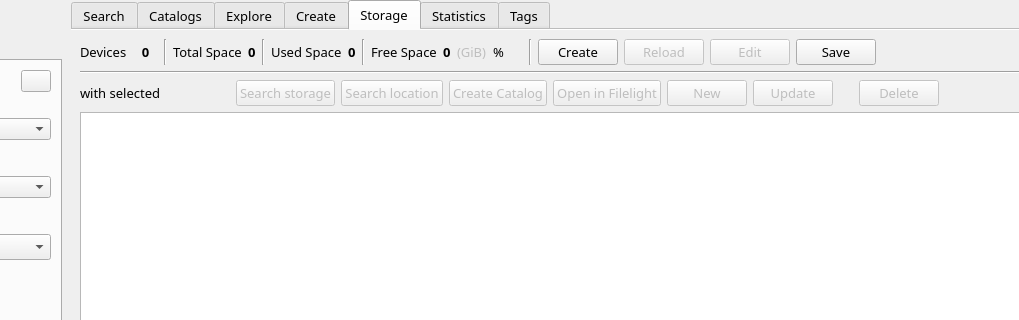
First picture: the form in mainwindow.ui, repository StephaneCouturier/Katalog, before the edit; both pictures show x 174 to 1193 and y 0 to 320 of the 1533 by 774 pixel window.
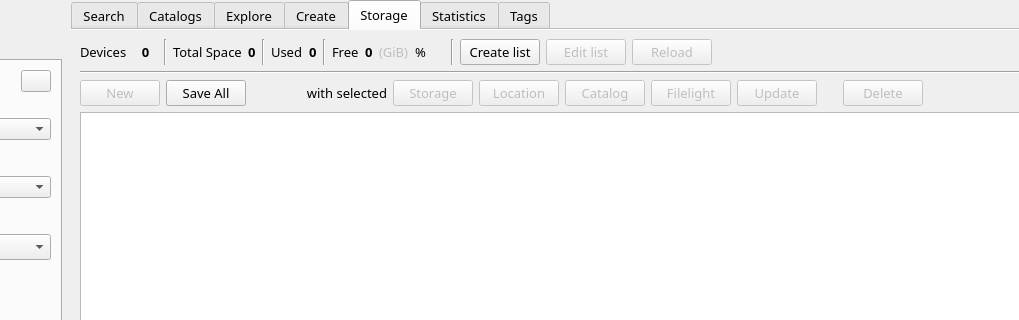
Second picture: the form after the edit. The open tabs and pages were chosen to show the change. Icons and pictures are not drawn. Custom widgets are drawn as their Qt base class.

```diff
--- a/mainwindow.ui
+++ b/mainwindow.ui
@@ -2690,11 +2690,45 @@
         </item>
         <item row="2" column="0">
          <layout class="QHBoxLayout" name="Storage_horizontalLayout_SelectedDevice">
+          <item>
+           <widget class="QPushButton" name="Storage_pushButton_New">
+            <property name="enabled">
+             <bool>false</bool>
+            </property>
+            <property name="toolTip">
+             <string>Add a new storage device</string>
+            </property>
+            <property name="text">
+             <string>New</string>
+            </property>
+            <property name="icon">
+             <iconset theme="folder-new">
+              <normaloff>.</normaloff>.</iconset>
+            </property>
+           </widget>
+          </item>
+          <item>
+           <widget class="QPushButton" name="Storage_pushButton_SaveAll">
+            <property name="enabled">
+             <bool>true</bool>
+            </property>
+            <property name="toolTip">
+             <string>Save changes made directly in the table below</string>
+            </property>
+            <property name="text">
+             <string>Save All</string>
+            </property>
+            <property name="icon">
+             <iconset theme="document-save">
+              <normaloff>.</normaloff>.</iconset>
+            </property>
+           </widget>
+          </item>
           <item>
            <widget class="QLabel" name="Storage_label_WithSelectedStorage">
             <property name="minimumSize">
              <size>
-              <width>150</width>
+              <width>135</width>
               <height>0</height>
              </size>
             </property>
@@ -2707,8 +2741,11 @@
             <property name="text">
              <string>with selected</string>
             </property>
+            <property name="alignment">
+             <set>Qt::AlignRight|Qt::AlignTrailing|Qt::AlignVCenter</set>
+            </property>
             <property name="margin">
-             <number>6</number>
+             <number>4</number>
             </property>
            </widget>
           </item>
@@ -2721,7 +2758,7 @@
              <string>Search files or folders in the selected storage device</string>
             </property>
             <property name="text">
-             <string>Search storage</string>
+             <string>Storage</string>
             </property>
             <property name="icon">
              <iconset theme="edit-find">
@@ -2738,7 +2775,7 @@
              <string>Search files or folders in the selected location</string>
             </property>
             <property name="text">
-             <string>Search location</string>
+             <string>Location</string>
             </property>
             <property name="icon">
              <iconset theme="edit-find">
@@ -2755,7 +2792,7 @@
              <string>Create a new catalog for this device</string>
             </property>
             <property name="text">
-             <string>Create Catalog</string>
+             <string>Catalog</string>
             </property>
             <property name="icon">
              <iconset theme="journal-new">
@@ -2772,7 +2809,7 @@
              <string>Open the path in Filelight</string>
             </property>
             <property name="text">
-             <string>Open in Filelight</string>
+             <string>Filelight</string>
             </property>
             <property name="icon">
              <iconset theme="gparted">
@@ -2780,23 +2817,6 @@
             </property>
            </widget>
           </item>
-          <item>
-           <widget class="QPushButton" name="Storage_pushButton_New">
-            <property name="enabled">
-             <bool>false</bool>
-            </property>
-            <property name="toolTip">
-             <string>Add a new storage device</string>
-            </property>
-            <property name="text">
-             <string>New</string>
-            </property>
-            <property name="icon">
-             <iconset theme="folder-new">
-              <normaloff>.</normaloff>.</iconset>
-            </property>
-           </widget>
-          </item>
           <item>
            <widget class="QPushButton" name="Storage_pushButton_Update">
             <property name="enabled">
@@ -2937,7 +2957,7 @@
           <item>
            <widget class="QLabel" name="Storage_label_SpaceUsedLabel">
             <property name="text">
-             <string>Used Space</string>
+             <string>Used</string>
             </property>
            </widget>
           </item>
@@ -2966,7 +2986,7 @@
           <item>
            <widget class="QLabel" name="Storage_label_SpaceFreeLabel">
             <property name="text">
-             <string>Free Space</string>
+             <string>Free</string>
             </property>
            </widget>
           </item>
@@ -3021,7 +3041,7 @@
              <string>Create a list to add devices</string>
             </property>
             <property name="text">
-             <string>Create</string>
+             <string>Create list</string>
             </property>
             <property name="icon">
              <iconset theme="document-new">
@@ -3029,6 +3049,23 @@
             </property>
            </widget>
           </item>
+          <item>
+           <widget class="QPushButton" name="Storage_pushButton_EditAll">
+            <property name="enabled">
+             <bool>false</bool>
+            </property>
+            <property name="toolTip">
+             <string>Edit the list in a spreadsheet ( tab separated file)</string>
+            </property>
+            <property name="text">
+             <string>Edit list</string>
+            </property>
+            <property name="icon">
+             <iconset theme="document-edit-sign">
+              <normaloff>.</normaloff>.</iconset>
+            </property>
+           </widget>
+          </item>
           <item>
            <widget class="QPushButton" name="Storage_pushButton_Reload">
             <property name="enabled">
@@ -3046,40 +3083,6 @@
             </property>
            </widget>
           </item>
-          <item>
-           <widget class="QPushButton" name="Storage_pushButton_EditAll">
-            <property name="enabled">
-             <bool>false</bool>
-            </property>
-            <property name="toolTip">
-             <string>Edit the list in a spreadsheet ( tab separated file)</string>
-            </property>
-            <property name="text">
-             <string>Edit</string>
-            </property>
-            <property name="icon">
-             <iconset theme="document-edit-sign">
-              <normaloff>.</normaloff>.</iconset>
-            </property>
-           </widget>
-          </item>
-          <item>
-           <widget class="QPushButton" name="Storage_pushButton_SaveAll">
-            <property name="enabled">
-             <bool>true</bool>
-            </property>
-            <property name="toolTip">
-             <string>Save changes made directly in the table below</string>
-            </property>
-            <property name="text">
-             <string>Save</string>
-            </property>
-            <property name="icon">
-             <iconset theme="document-save">
-              <normaloff>.</normaloff>.</iconset>
-            </property>
-           </widget>
-          </item>
           <item>
            <spacer name="Storage_horizontalSpacer_05">
             <property name="orientation">
```
Left out of the diff: 22 changed lines with no effect on the pictures.
